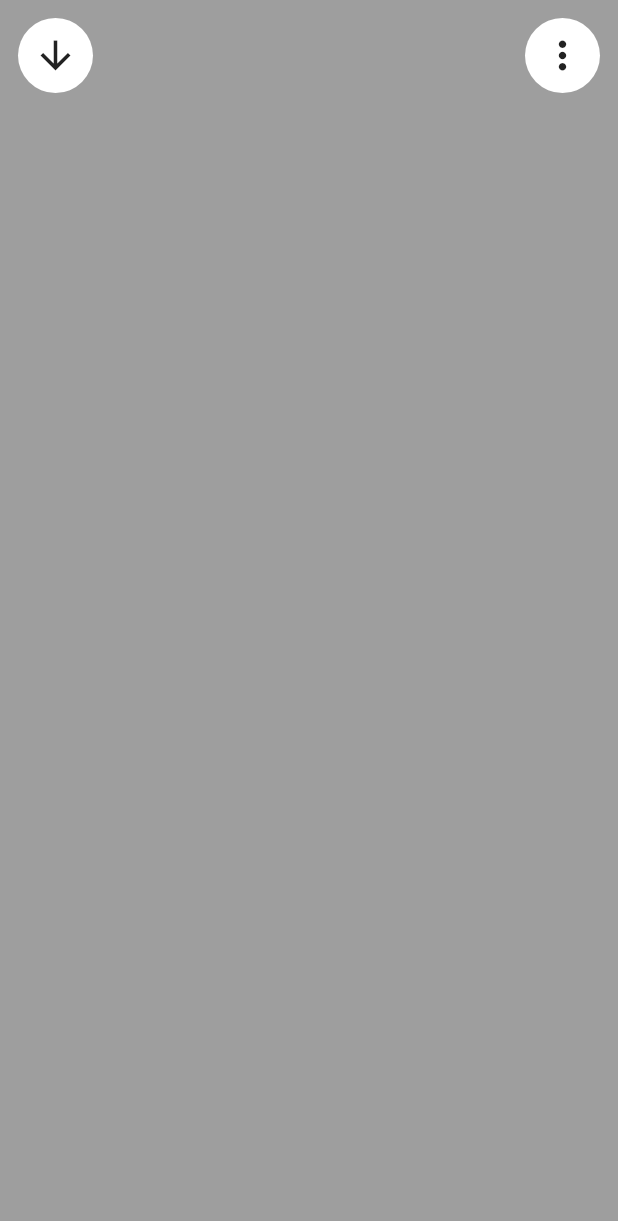
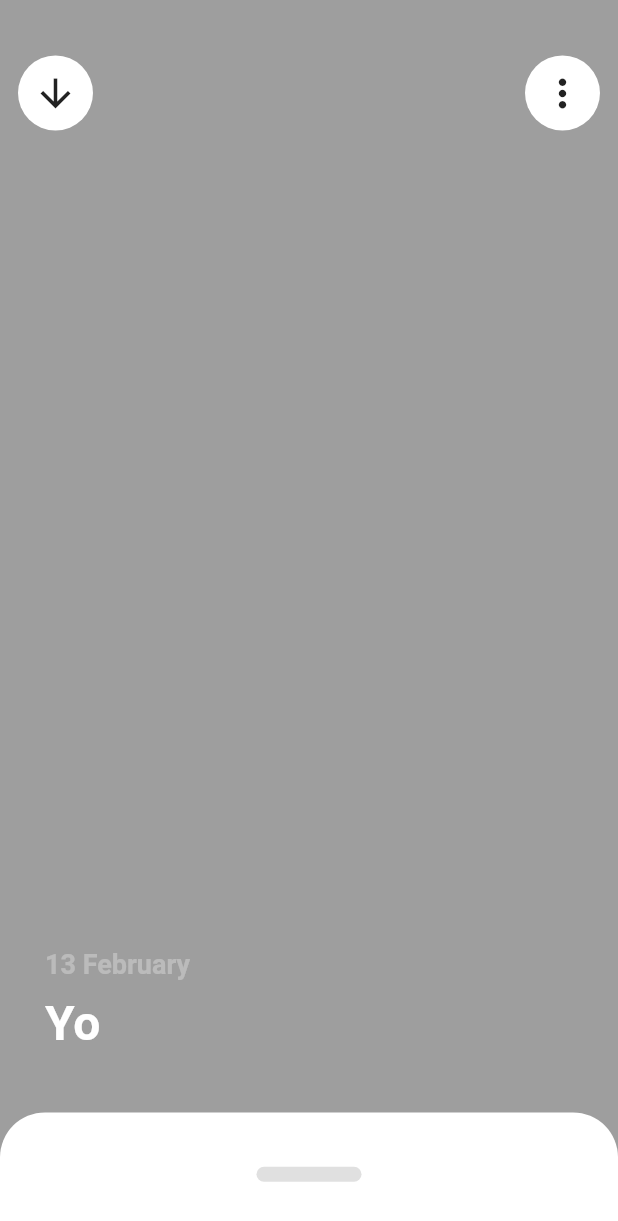
Before and after one commit to Arkangel12/EstructurApp, a Flutter app: the screen it shows after launch, on a phone screen of 412 x 824 dp. Shown: the top 1221 px of the screen. Run offline on Flutter 3.47's test engine with Material 2 defaults, Android fonts, the phone set to English and light mode, and no system bars.

Commit message:
Structure finished bottomSheet - need refactoring

```diff
--- a/lib/src/app/app.dart
+++ b/lib/src/app/app.dart
@@ -9,6 +9,7 @@ class EstructurApp extends StatelessWidget {
       title: 'Flutter Demo',
       theme: ThemeData(
         primarySwatch: Colors.blue,
+        canvasColor: Colors.transparent
       ),
       home: HomeScreen(title: 'Flutter Demo'),
     );
--- a/lib/src/screens/homeScreen.dart
+++ b/lib/src/screens/homeScreen.dart
@@ -10,10 +10,14 @@ class HomeScreen extends StatefulWidget {
 
 class _HomeScreenState extends State<HomeScreen> {
   final GlobalKey<ScaffoldState> _scaffoldKey = GlobalKey<ScaffoldState>();
+
+  PersistentBottomSheetController controller;
+
   @override
   Widget build(BuildContext context) {
     return SafeArea(
       bottom: false,
+      top: false,
       child: Scaffold(
         key: _scaffoldKey,
         body: Stack(
@@ -22,7 +26,9 @@ class _HomeScreenState extends State<HomeScreen> {
             Container(
               color: Colors.grey,
             ),
-            Column(
+            Padding(
+              padding: const EdgeInsets.symmetric(vertical: 25.0),
+              child: Column(
                 mainAxisAlignment: MainAxisAlignment.start,
                 children: <Widget>[
                   Padding(
@@ -58,6 +64,120 @@ class _HomeScreenState extends State<HomeScreen> {
                     ),
                   )
                 ],
+              ),
+            ),
+            Positioned(
+              bottom: 0,
+              child: Column(
+                children: <Widget>[
+                  Container(
+                    width: MediaQuery.of(context).size.width,
+                    padding: EdgeInsets.only(left: 30, bottom: 40),
+                    child: Column(
+                      mainAxisSize: MainAxisSize.min,
+                      crossAxisAlignment: CrossAxisAlignment.start,
+                      children: <Widget>[
+                        Text(
+                          '13 February',
+                          style: TextStyle(
+                            color: Colors.white30,
+                            fontSize: 18,
+                            fontWeight: FontWeight.bold,
+                          ),
+                        ),
+                        SizedBox(height: 10),
+                        Text(
+                          'Yo',
+                          style: TextStyle(
+                            color: Colors.white,
+                            fontSize: 32,
+                            fontWeight: FontWeight.bold,
+                          ),
+                        ),
+                      ],
+                    ),
+                  ),
+                  Container(
+                    width: MediaQuery.of(context).size.width,
+                    height: MediaQuery.of(context).size.height / 10,
+                    alignment: Alignment.center,
+                    decoration: BoxDecoration(
+                      color: Colors.white,
+                      borderRadius: BorderRadius.only(
+                        topLeft: Radius.circular(30),
+                        topRight: Radius.circular(30),
+                      ),
+                    ),
+                    child: Container(
+                      constraints: BoxConstraints(maxWidth: 70, maxHeight: 10),
+                      decoration: BoxDecoration(
+                        color: Colors.grey[300],
+                        borderRadius: BorderRadius.all(
+                          Radius.circular(5),
+                        ),
+                      ),
+                      child: InkWell(
+                        onTap: () {
+                          controller = _scaffoldKey.currentState
+                              .showBottomSheet<Null>((BuildContext context) {
+                            return Column(
+                              children: <Widget>[
+                                Container(
+                                  width: MediaQuery.of(context).size.width,
+                                  padding:
+                                      EdgeInsets.only(left: 30, bottom: 40),
+                                  child: Column(
+                                    mainAxisSize: MainAxisSize.min,
+                                    crossAxisAlignment: CrossAxisAlignment.start,
+                                    children: <Widget>[
+                                      Text(
+                                        '13 February',
+                                        style: TextStyle(
+                                          color: Colors.white30,
+                                          fontSize: 18,
+                                          fontWeight: FontWeight.bold,
+                                        ),
+                                      ),
+                                      SizedBox(height: 10),
+                                      Text(
+                                        'Yo',
+                                        style: TextStyle(
+                                          color: Colors.white,
+                                          fontSize: 32,
+                                          fontWeight: FontWeight.bold,
+                                        ),
+                                      ),
+                                    ],
+                                  ),
+                                ),
+                                Expanded(
+                                  child: Container(
+                                    decoration: BoxDecoration(
+                                      borderRadius: BorderRadius.only(
+                                        topLeft: Radius.circular(30),
+                                        topRight: Radius.circular(30),
+                                      ),
+                                    ),
+                                    child: Container(
+                                      decoration: BoxDecoration(
+                                        color: Colors.white,
+                                        borderRadius: BorderRadius.only(
+                                          topLeft: Radius.circular(50),
+                                          topRight: Radius.circular(50),
+                                        ),
+                                      ),
+                                    ),
+                                  ),
+                                ),
+                              ],
+                            );
+                          });
+                        },
+                      ),
+                    ),
+                  ),
+                ],
+              ),
             )
           ],
         ),
```
Lines whose indentation alone changed are shown as unchanged.
